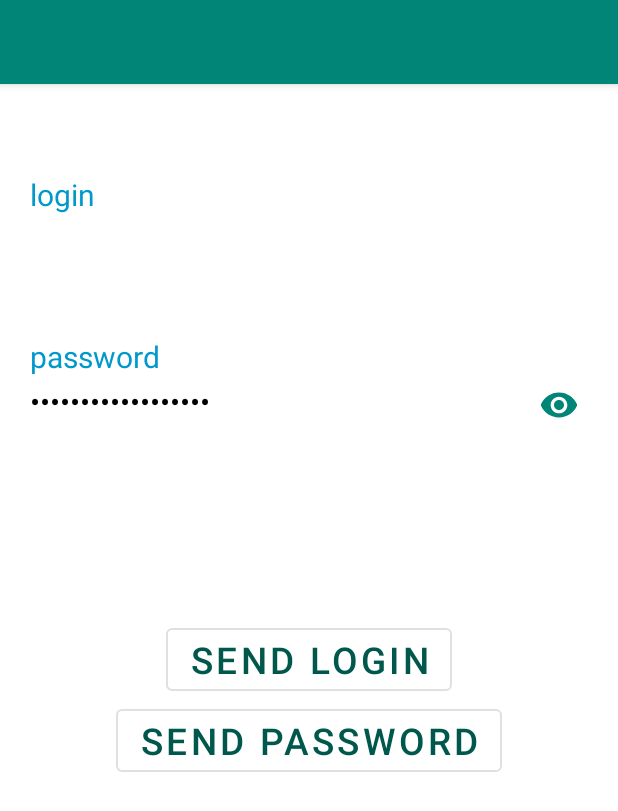
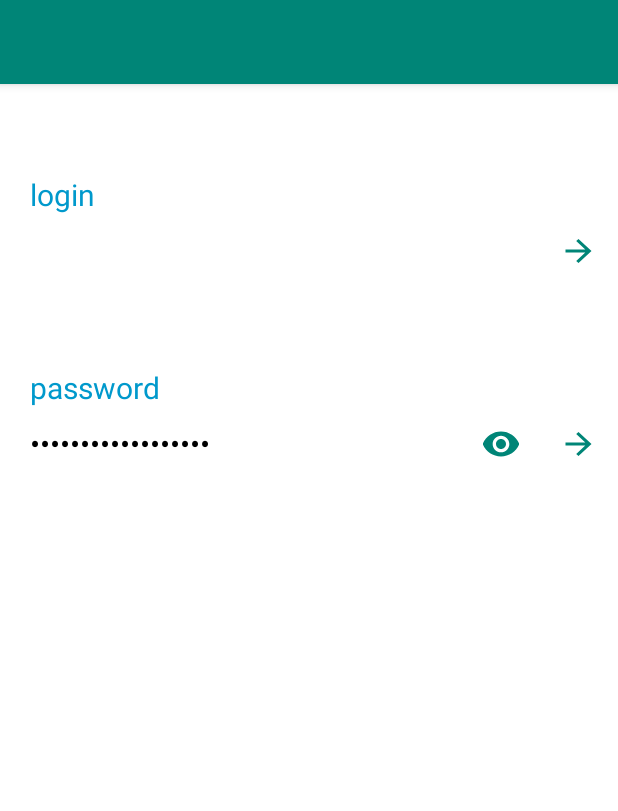
Before and after one commit to starcevmisha/GraduatedWork, an Android app: the ShowPasswordActivity screen opened directly, with no data from a screen before it, on a phone screen of 412 x 824 dp. Shown: the top 811 px of the screen. Run offline under Robolectric (Android 15) with nearby library versions, the phone set to English and light mode, and no system bars.

Commit message:
change show password activity2

```diff
--- a/android/BluetoothPasswordManager/app/src/main/res/drawable-anydpi/ic_show_password.xml
+++ b/android/BluetoothPasswordManager/app/src/main/res/drawable-anydpi/ic_show_password.xml
@@ -3,7 +3,7 @@
     android:height="24dp"
     android:viewportWidth="21.6"
     android:viewportHeight="21.6"
-    android:tint="#FFFFFF"
+    android:tint="#ACACAC"
     android:alpha="1.0">
   <group android:translateX="-1.2"
       android:translateY="-1.2">
--- /dev/null
+++ b/android/BluetoothPasswordManager/app/src/main/res/drawable/ic_right_arrow.xml
@@ -0,0 +1,5 @@
+<vector android:height="24dp" android:tint="#ACACAC"
+    android:viewportHeight="24.0" android:viewportWidth="24.0"
+    android:width="26dp" xmlns:android="http://schemas.android.com/apk/res/android">
+    <path android:fillColor="#FF000000" android:pathData="M12,4l-1.41,1.41L16.17,11H4v2h12.17l-5.58,5.59L12,20l8,-8z"/>
+</vector>
--- a/android/BluetoothPasswordManager/app/src/main/res/layout/activity_password_detail.xml
+++ b/android/BluetoothPasswordManager/app/src/main/res/layout/activity_password_detail.xml
@@ -22,6 +22,15 @@
             android:textSize="20sp"
             android:textColor="@android:color/holo_blue_dark"
             android:text="login"/>
+
+        <LinearLayout
+            android:id="@+id/username_linear_layout"
+            android:layout_width="match_parent"
+            android:layout_height="wrap_content"
+            android:layout_below="@+id/username_label"
+            android:layout_marginTop="0px"
+            android:orientation="horizontal"
+            android:gravity="center">
             <TextView
                 android:id="@+id/password_details_username"
                 android:layout_below="@+id/username_label"
@@ -29,12 +38,31 @@
                 android:layout_height="wrap_content"
                 android:textSize="20sp"
                 tools:text="Username" />
+            <View
+                android:layout_width="0dp"
+                android:layout_height="0dp"
+                android:layout_weight="1" />
+
+            <com.google.android.material.button.MaterialButton
+                android:id="@+id/send_login_button"
+                style="@style/Widget.MaterialComponents.Button.TextButton"
+                android:layout_width="52dp"
+                android:layout_height="wrap_content"
+                android:insetLeft="0dp"
+                android:insetTop="0dp"
+                android:insetRight="0dp"
+                android:insetBottom="0dp"
+                app:iconGravity="textStart"
+                app:iconPadding="0dp"
+                app:icon="@drawable/ic_right_arrow"
+                />
+        </LinearLayout>
 
 
 
         <TextView
             android:id="@+id/password_label"
-            android:layout_below="@+id/password_details_username"
+            android:layout_below="@+id/username_linear_layout"
             android:layout_width="wrap_content"
             android:layout_height="wrap_content"
             android:layout_marginTop="80px"
@@ -45,10 +73,11 @@
 
         <LinearLayout
             android:layout_width="match_parent"
-            android:layout_height="37dp"
+            android:layout_height="wrap_content"
             android:layout_below="@+id/password_label"
             android:layout_marginTop="0px"
-            android:orientation="horizontal">
+            android:orientation="horizontal"
+            android:gravity="center">
 
 
             <TextView
@@ -67,7 +96,7 @@
                 android:id="@+id/show_password_button"
                 style="@style/Widget.MaterialComponents.Button.TextButton"
                 android:layout_width="52dp"
-                android:layout_height="match_parent"
+                android:layout_height="wrap_content"
                 android:insetLeft="0dp"
                 android:insetTop="0dp"
                 android:insetRight="0dp"
@@ -75,40 +104,27 @@
                 app:icon="@drawable/ic_show_password"
                 app:iconGravity="textStart"
                 app:iconPadding="0dp"
-                android:layout_marginRight="20px" />
+                />
+
+            <com.google.android.material.button.MaterialButton
+                android:id="@+id/send_password_button"
+                style="@style/Widget.MaterialComponents.Button.TextButton"
+                android:layout_width="52dp"
+                android:layout_height="wrap_content"
+                android:insetLeft="0dp"
+                android:insetTop="0dp"
+                android:insetRight="0dp"
+                android:insetBottom="0dp"
+                app:iconGravity="textStart"
+                app:iconPadding="0dp"
+                app:icon="@drawable/ic_right_arrow"
+                />
 
         </LinearLayout>
 
 
     </RelativeLayout>
 
-    <RelativeLayout
-        android:layout_width="match_parent"
-        android:layout_height="match_parent"
-        app:layout_anchorGravity="center">
-
-        <com.google.android.material.button.MaterialButton
-            android:id="@+id/send_login_button"
-            style="@style/Widget.MaterialComponents.Button.OutlinedButton"
-            android:layout_width="wrap_content"
-            android:layout_height="wrap_content"
-            android:layout_centerInParent="true"
-            android:text="@string/send_login"
-            android:textColor="@color/colorPrimaryDark"
-            android:textSize="11pt" />
-
-        <com.google.android.material.button.MaterialButton
-            android:id="@+id/send_password_button"
-            style="@style/Widget.MaterialComponents.Button.OutlinedButton"
-            android:layout_width="wrap_content"
-            android:layout_height="wrap_content"
-            android:layout_below="@+id/send_login_button"
-            android:layout_centerInParent="true"
-            android:text="@string/send_password"
-            android:textColor="@color/colorPrimaryDark"
-            android:textSize="11pt" />
-
-    </RelativeLayout>
 
 
 </androidx.coordinatorlayout.widget.CoordinatorLayout>
```
Also changed, not shown: android/BluetoothPasswordManager/app/src/main/res/drawable-hdpi/ic_show_password.png, android/BluetoothPasswordManager/app/src/main/res/drawable-mdpi/ic_show_password.png, android/BluetoothPasswordManager/app/src/main/res/drawable-xhdpi/ic_show_password.png, android/BluetoothPasswordManager/app/src/main/res/drawable-xxhdpi/ic_show_password.png. Lines whose indentation alone changed are shown as unchanged.
